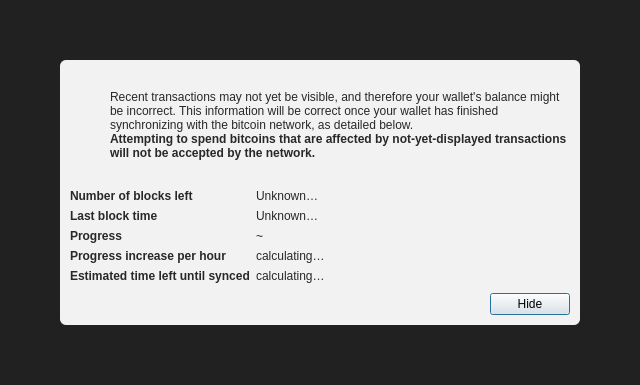
Old version of the form src/qt/forms/modaloverlay.ui in the repository adymoloca/flocoin.
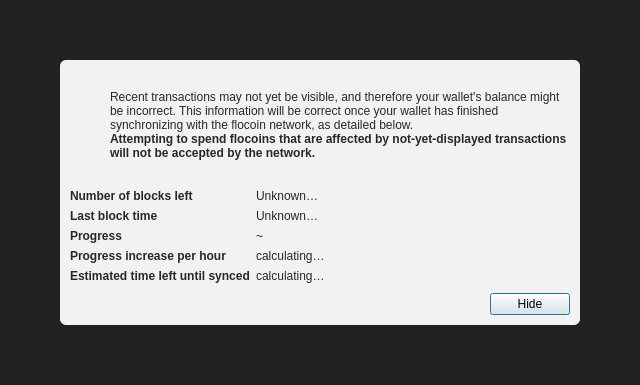
New version of the form. Icons and pictures are not drawn.

Diff of the .ui file:
```diff
--- a/src/qt/forms/modaloverlay.ui
+++ b/src/qt/forms/modaloverlay.ui
@@ -130,7 +130,7 @@
              <item>
               <widget class="QLabel" name="infoText">
                <property name="text">
-                <string>Recent transactions may not yet be visible, and therefore your wallet's balance might be incorrect. This information will be correct once your wallet has finished synchronizing with the bitcoin network, as detailed below.</string>
+                <string>Recent transactions may not yet be visible, and therefore your wallet's balance might be incorrect. This information will be correct once your wallet has finished synchronizing with the flocoin network, as detailed below.</string>
                </property>
                <property name="textFormat">
                 <enum>Qt::RichText</enum>
@@ -149,7 +149,7 @@
                 </font>
                </property>
                <property name="text">
-                <string>Attempting to spend bitcoins that are affected by not-yet-displayed transactions will not be accepted by the network.</string>
+                <string>Attempting to spend flocoins that are affected by not-yet-displayed transactions will not be accepted by the network.</string>
                </property>
                <property name="textFormat">
                 <enum>Qt::RichText</enum>
```
